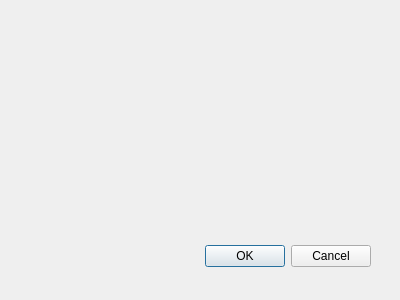
Qt form mouseclickdialog.ui (tootal/JunQiHelper) before a commit.
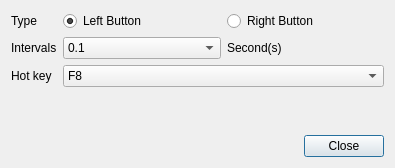
The same form after that commit.

Commit message: add mouseclickdialog layout

```diff
--- a/mouseclickdialog.ui
+++ b/mouseclickdialog.ui
@@ -8,29 +8,211 @@
    <rect>
     <x>0</x>
     <y>0</y>
-    <width>400</width>
-    <height>300</height>
+    <width>395</width>
+    <height>168</height>
    </rect>
   </property>
   <property name="windowTitle">
    <string>Dialog</string>
   </property>
-  <widget name="buttonBox" class="QDialogButtonBox">
-   <property name="geometry">
-    <rect>
-     <x>30</x>
-     <y>240</y>
-     <width>341</width>
-     <height>32</height>
-    </rect>
-   </property>
-   <property name="orientation">
-    <enum>Qt::Horizontal</enum>
-   </property>
-   <property name="standardButtons">
-    <set>QDialogButtonBox::Cancel|QDialogButtonBox::Ok</set>
-   </property>
-  </widget>
+  <layout class="QGridLayout" name="gridLayout">
+   <item row="0" column="0">
+    <layout class="QFormLayout" name="formLayout">
+     <item row="0" column="0">
+      <widget class="QLabel" name="label">
+       <property name="text">
+        <string>Type</string>
+       </property>
+      </widget>
+     </item>
+     <item row="0" column="1">
+      <layout class="QHBoxLayout" name="horizontalLayout">
+       <item>
+        <widget class="QRadioButton" name="radioButton_2">
+         <property name="text">
+          <string>Left Button</string>
+         </property>
+         <property name="checked">
+          <bool>true</bool>
+         </property>
+        </widget>
+       </item>
+       <item>
+        <widget class="QRadioButton" name="radioButton">
+         <property name="text">
+          <string>Right Button</string>
+         </property>
+        </widget>
+       </item>
+      </layout>
+     </item>
+     <item row="1" column="0">
+      <widget class="QLabel" name="label_2">
+       <property name="text">
+        <string>Intervals</string>
+       </property>
+      </widget>
+     </item>
+     <item row="1" column="1">
+      <layout class="QHBoxLayout" name="horizontalLayout_2">
+       <item>
+        <widget class="QComboBox" name="comboBox">
+         <property name="currentIndex">
+          <number>3</number>
+         </property>
+         <item>
+          <property name="text">
+           <string>0.01</string>
+          </property>
+         </item>
+         <item>
+          <property name="text">
+           <string>0.02</string>
+          </property>
+         </item>
+         <item>
+          <property name="text">
+           <string>0.05</string>
+          </property>
+         </item>
+         <item>
+          <property name="text">
+           <string>0.1</string>
+          </property>
+         </item>
+         <item>
+          <property name="text">
+           <string>0.2</string>
+          </property>
+         </item>
+         <item>
+          <property name="text">
+           <string>0.5</string>
+          </property>
+         </item>
+         <item>
+          <property name="text">
+           <string>1</string>
+          </property>
+         </item>
+         <item>
+          <property name="text">
+           <string>2</string>
+          </property>
+         </item>
+         <item>
+          <property name="text">
+           <string>3</string>
+          </property>
+         </item>
+         <item>
+          <property name="text">
+           <string>5</string>
+          </property>
+         </item>
+         <item>
+          <property name="text">
+           <string>10</string>
+          </property>
+         </item>
+        </widget>
+       </item>
+       <item>
+        <widget class="QLabel" name="label_3">
+         <property name="text">
+          <string>Second(s)</string>
+         </property>
+        </widget>
+       </item>
+      </layout>
+     </item>
+     <item row="2" column="0">
+      <widget class="QLabel" name="label_4">
+       <property name="text">
+        <string>Hot key</string>
+       </property>
+      </widget>
+     </item>
+     <item row="2" column="1">
+      <widget class="QComboBox" name="comboBox_2">
+       <property name="currentIndex">
+        <number>7</number>
+       </property>
+       <item>
+        <property name="text">
+         <string>F1</string>
+        </property>
+       </item>
+       <item>
+        <property name="text">
+         <string>F2</string>
+        </property>
+       </item>
+       <item>
+        <property name="text">
+         <string>F3</string>
+        </property>
+       </item>
+       <item>
+        <property name="text">
+         <string>F4</string>
+        </property>
+       </item>
+       <item>
+        <property name="text">
+         <string>F5</string>
+        </property>
+       </item>
+       <item>
+        <property name="text">
+         <string>F6</string>
+        </property>
+       </item>
+       <item>
+        <property name="text">
+         <string>F7</string>
+        </property>
+       </item>
+       <item>
+        <property name="text">
+         <string>F8</string>
+        </property>
+       </item>
+       <item>
+        <property name="text">
+         <string>F9</string>
+        </property>
+       </item>
+       <item>
+        <property name="text">
+         <string>F10</string>
+        </property>
+       </item>
+       <item>
+        <property name="text">
+         <string>F11</string>
+        </property>
+       </item>
+       <item>
+        <property name="text">
+         <string>F12</string>
+        </property>
+       </item>
+      </widget>
+     </item>
+    </layout>
+   </item>
+   <item row="1" column="0">
+    <widget class="QDialogButtonBox" name="buttonBox">
+     <property name="orientation">
+      <enum>Qt::Horizontal</enum>
+     </property>
+     <property name="standardButtons">
+      <set>QDialogButtonBox::Close</set>
+     </property>
+    </widget>
+   </item>
+  </layout>
  </widget>
  <pixmapfunction/>
  <resources/>
```
Left out of the diff: 7 changed lines with no effect on the pictures. The commit also changes 1 other file.
